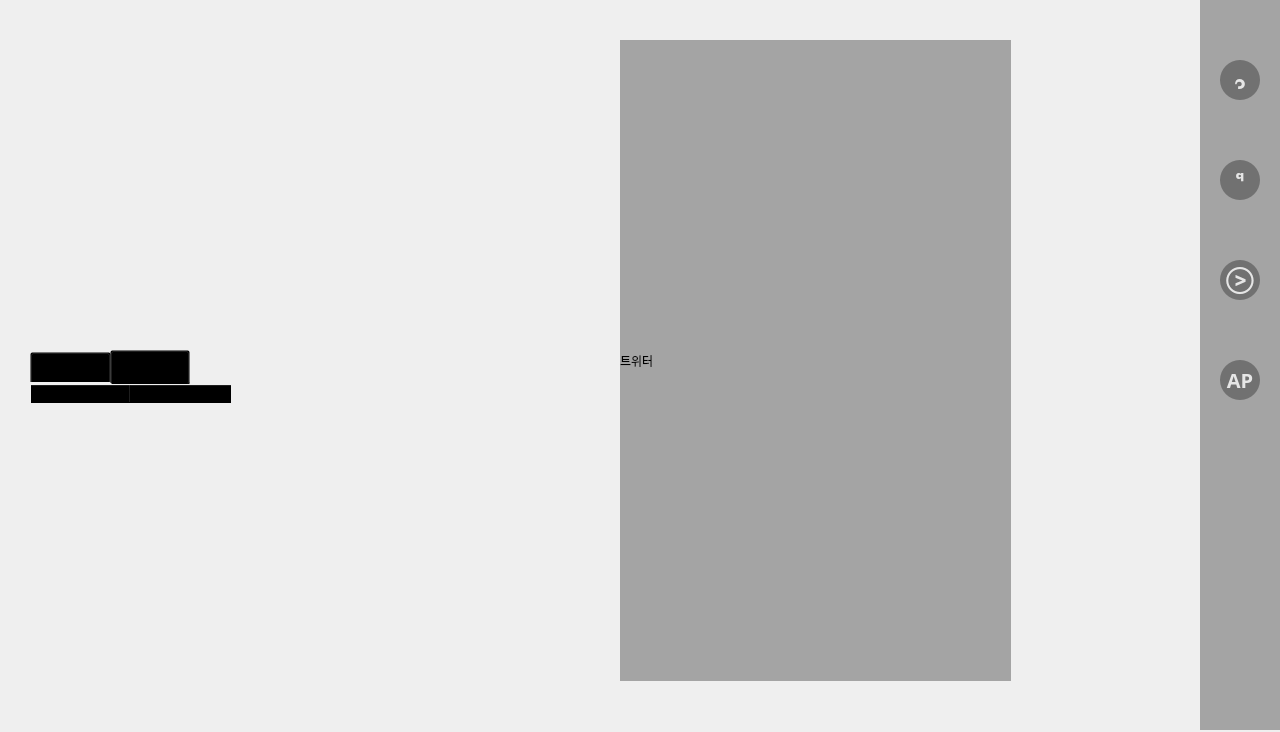
First picture: the form in Gui/Screen.ui, repository Seoilyoung/Blue-Note, before the edit.
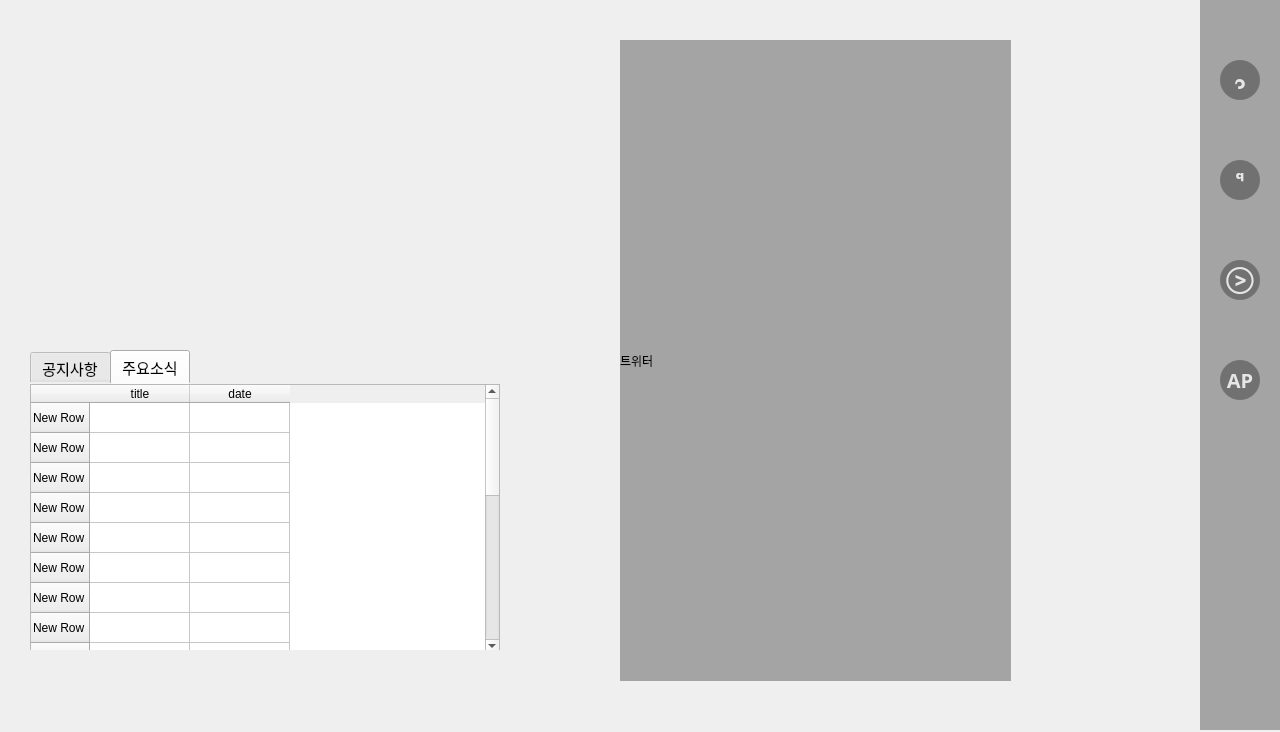
Second picture: the form after the edit. Icons and pictures are not drawn.

Commit message: 공지사항 스크롤 수정

Patch:
```diff
--- a/Gui/Screen.ui
+++ b/Gui/Screen.ui
@@ -159,7 +159,7 @@
       </rect>
      </property>
      <property name="styleSheet">
-      <string notr="true">background-color: rgba(0,0,0,0)</string>
+      <string notr="true"/>
      </property>
      <property name="currentIndex">
       <number>0</number>
@@ -278,6 +278,106 @@
          <property name="styleSheet">
           <string notr="true"/>
          </property>
+         <row>
+          <property name="text">
+           <string>New Row</string>
+          </property>
+         </row>
+         <row>
+          <property name="text">
+           <string>New Row</string>
+          </property>
+         </row>
+         <row>
+          <property name="text">
+           <string>New Row</string>
+          </property>
+         </row>
+         <row>
+          <property name="text">
+           <string>New Row</string>
+          </property>
+         </row>
+         <row>
+          <property name="text">
+           <string>New Row</string>
+          </property>
+         </row>
+         <row>
+          <property name="text">
+           <string>New Row</string>
+          </property>
+         </row>
+         <row>
+          <property name="text">
+           <string>New Row</string>
+          </property>
+         </row>
+         <row>
+          <property name="text">
+           <string>New Row</string>
+          </property>
+         </row>
+         <row>
+          <property name="text">
+           <string>New Row</string>
+          </property>
+         </row>
+         <row>
+          <property name="text">
+           <string>New Row</string>
+          </property>
+         </row>
+         <row>
+          <property name="text">
+           <string>New Row</string>
+          </property>
+         </row>
+         <row>
+          <property name="text">
+           <string>New Row</string>
+          </property>
+         </row>
+         <row>
+          <property name="text">
+           <string>New Row</string>
+          </property>
+         </row>
+         <row>
+          <property name="text">
+           <string>New Row</string>
+          </property>
+         </row>
+         <row>
+          <property name="text">
+           <string>New Row</string>
+          </property>
+         </row>
+         <row>
+          <property name="text">
+           <string>New Row</string>
+          </property>
+         </row>
+         <row>
+          <property name="text">
+           <string>New Row</string>
+          </property>
+         </row>
+         <row>
+          <property name="text">
+           <string>New Row</string>
+          </property>
+         </row>
+         <row>
+          <property name="text">
+           <string>New Row</string>
+          </property>
+         </row>
+         <row>
+          <property name="text">
+           <string>New Row</string>
+          </property>
+         </row>
          <column>
           <property name="text">
            <string>title</string>
```
Left out of the diff: 4 changed lines with no effect on the pictures. The commit also changes 2 other files.
